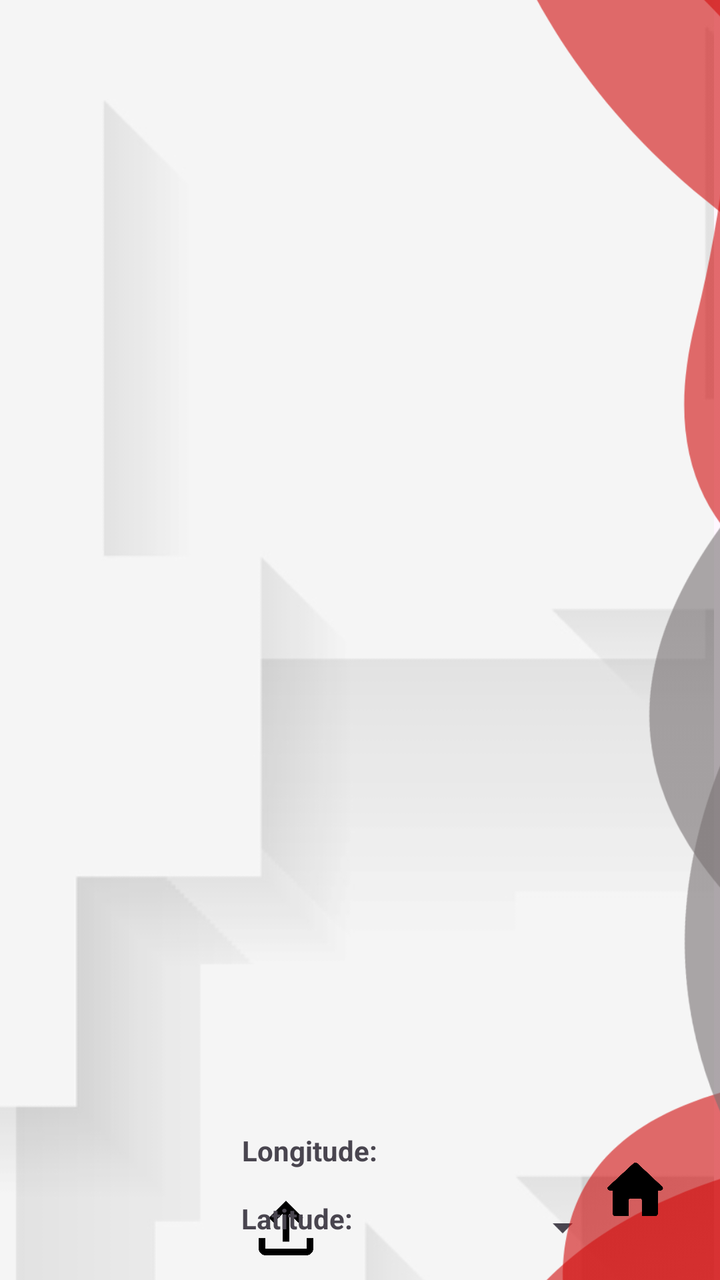
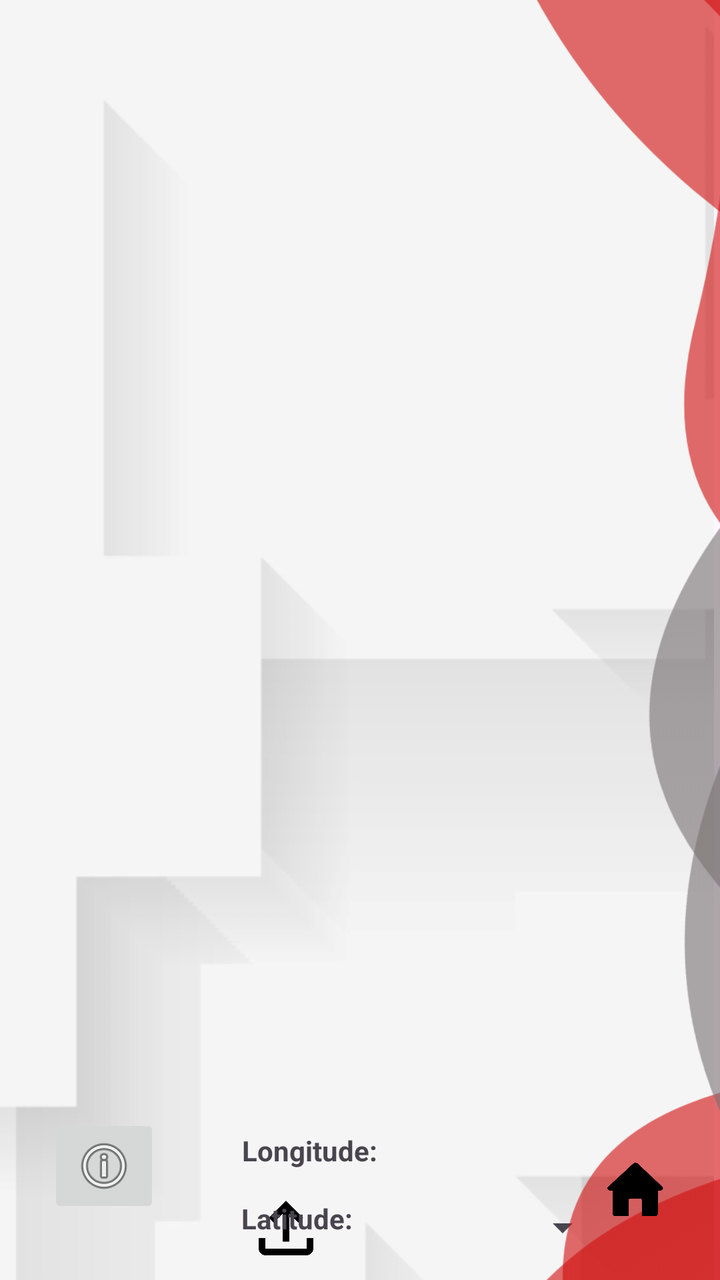

Screens rendered from an Android XML layout before and after an edit, with the pre-edit source and the edit as a unified diff.
<!-- AndroidManifest.xml: application theme Theme.TrafficSceneAnalyser -->
<!-- res/layout/activity_upload_config.xml -->
<?xml version="1.0" encoding="utf-8"?>
<androidx.constraintlayout.widget.ConstraintLayout xmlns:android="http://schemas.android.com/apk/res/android"
    xmlns:app="http://schemas.android.com/apk/res-auto"
    xmlns:tools="http://schemas.android.com/tools"
    android:id="@+id/main"
    android:layout_width="match_parent"
    android:layout_height="match_parent"
    tools:context=".UploadConfigActivity">

    <ImageView
        android:id="@+id/backg"
        android:layout_width="904dp"
        android:layout_height="897dp"
        app:layout_constraintBottom_toBottomOf="parent"
        app:layout_constraintEnd_toEndOf="parent"
        app:layout_constraintHorizontal_bias="1.0"
        app:layout_constraintStart_toStartOf="parent"
        app:layout_constraintTop_toTopOf="parent"
        app:layout_constraintVertical_bias="0.12"
        app:srcCompat="@drawable/background" />

    <androidx.viewpager2.widget.ViewPager2
        android:id="@+id/viewPager"
        android:layout_width="250dp"
        android:layout_height="400dp"
        android:layout_marginTop="150dp"
        android:paddingStart="40dp"
        android:paddingEnd="40dp"
        app:layout_constraintEnd_toEndOf="parent"
        app:layout_constraintStart_toStartOf="parent"
        app:layout_constraintTop_toTopOf="parent">

    </androidx.viewpager2.widget.ViewPager2>


    <Spinner
        android:id="@+id/spinner_model_selector"
        android:layout_width="122dp"
        android:layout_height="63dp"
        android:layout_margin="8dp"
        app:layout_constraintBottom_toBottomOf="parent"
        app:layout_constraintEnd_toEndOf="parent"
        app:layout_constraintHorizontal_bias="0.1"
        app:layout_constraintStart_toEndOf="@+id/button_upload"
        app:layout_constraintTop_toBottomOf="@+id/longitude" />

    <ImageButton
        android:id="@+id/button_upload"
        android:layout_width="54dp"
        android:layout_height="68dp"
        android:layout_marginStart="116dp"
        android:backgroundTint="#00FFFFFF"
        android:onClick="goToHome"
        android:scaleType="fitCenter"
        android:src="@drawable/upload"

        app:layout_constraintBottom_toBottomOf="parent"
        app:layout_constraintStart_toStartOf="parent"
        app:layout_constraintTop_toBottomOf="@+id/longitude" />

    <TextView
        android:id="@+id/latitude"
        android:layout_width="135dp"
        android:layout_height="23dp"
        android:layout_marginTop="12dp"
        android:ems="10"
        android:text="Latitude: "
        android:textStyle="bold"
        app:layout_constraintEnd_toEndOf="parent"
        app:layout_constraintHorizontal_bias="0.536"
        app:layout_constraintStart_toStartOf="parent"
        app:layout_constraintTop_toBottomOf="@+id/longitude" />

    <TextView
        android:id="@+id/longitude"
        android:layout_width="132dp"
        android:layout_height="22dp"
        android:ems="10"
        android:text="Longitude: "
        android:textStyle="bold"
        app:layout_constraintBottom_toBottomOf="parent"
        app:layout_constraintEnd_toEndOf="parent"
        app:layout_constraintHorizontal_bias="0.53"
        app:layout_constraintStart_toStartOf="parent"
        app:layout_constraintTop_toBottomOf="@+id/viewPager"
        app:layout_constraintVertical_bias="0.229" />

    <ImageView
        android:id="@+id/imageView5"
        android:layout_width="484dp"
        android:layout_height="773dp"
        app:layout_constraintBottom_toBottomOf="parent"
        app:layout_constraintEnd_toEndOf="parent"
        app:layout_constraintHorizontal_bias="0.643"
        app:layout_constraintStart_toStartOf="parent"
        app:layout_constraintTop_toTopOf="parent"
        app:srcCompat="@drawable/perfectlayout2" />

    <ImageButton
        android:id="@+id/button6"
        android:layout_width="54dp"
        android:layout_height="68dp"
        android:backgroundTint="#00FFFFFF"
        android:onClick="goToHome"
        android:scaleType="fitCenter"
        android:src="@drawable/home1"
        app:layout_constraintBottom_toBottomOf="parent"
        app:layout_constraintEnd_toEndOf="parent"
        app:layout_constraintHorizontal_bias="0.95"
        app:layout_constraintStart_toStartOf="parent"
        app:layout_constraintTop_toTopOf="parent"
        app:layout_constraintVertical_bias="0.98" />

</androidx.constraintlayout.widget.ConstraintLayout>
<!-- resources referenced by this layout -->
<resources>
  <!-- drawable background: png bitmap (drawable-hdpi, 37305 bytes) -->
  <!-- drawable home1: png bitmap (drawable, 7782 bytes) -->
  <!-- drawable perfectlayout2: png bitmap (drawable-hdpi, 51025 bytes) -->
  <!-- drawable upload: png bitmap (drawable, 6537 bytes) -->
  <style name="Theme.TrafficSceneAnalyser" parent="Base.Theme.TrafficSceneAnalyser" />
  <style name="Base.Theme.TrafficSceneAnalyser" parent="Theme.Material3.DayNight.NoActionBar">
          
          
      </style>
</resources>

<!-- the commit's change to res/layout/activity_upload_config.xml (unified diff, before → after) -->
@@ -111,4 +111,17 @@
         app:layout_constraintTop_toTopOf="parent"
         app:layout_constraintVertical_bias="0.98" />
 
+    <ImageButton
+        android:id="@+id/infoButtonTest"
+        android:layout_width="wrap_content"
+        android:layout_height="wrap_content"
+        android:layout_marginStart="24dp"
+        android:layout_marginEnd="36dp"
+        app:layout_constraintBottom_toBottomOf="parent"
+        app:layout_constraintEnd_toStartOf="@+id/button_upload"
+        app:layout_constraintStart_toStartOf="parent"
+        app:layout_constraintTop_toTopOf="parent"
+        app:layout_constraintVertical_bias="0.947"
+        app:srcCompat="@android:drawable/ic_menu_info_details" />
+
 </androidx.constraintlayout.widget.ConstraintLayout>
